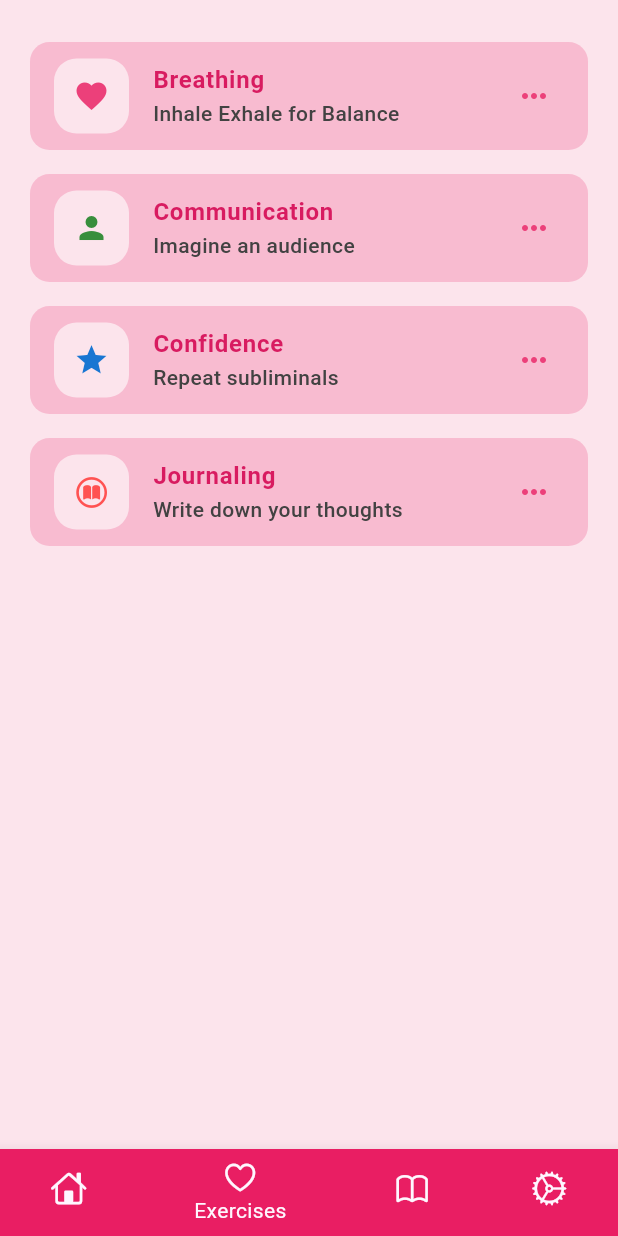
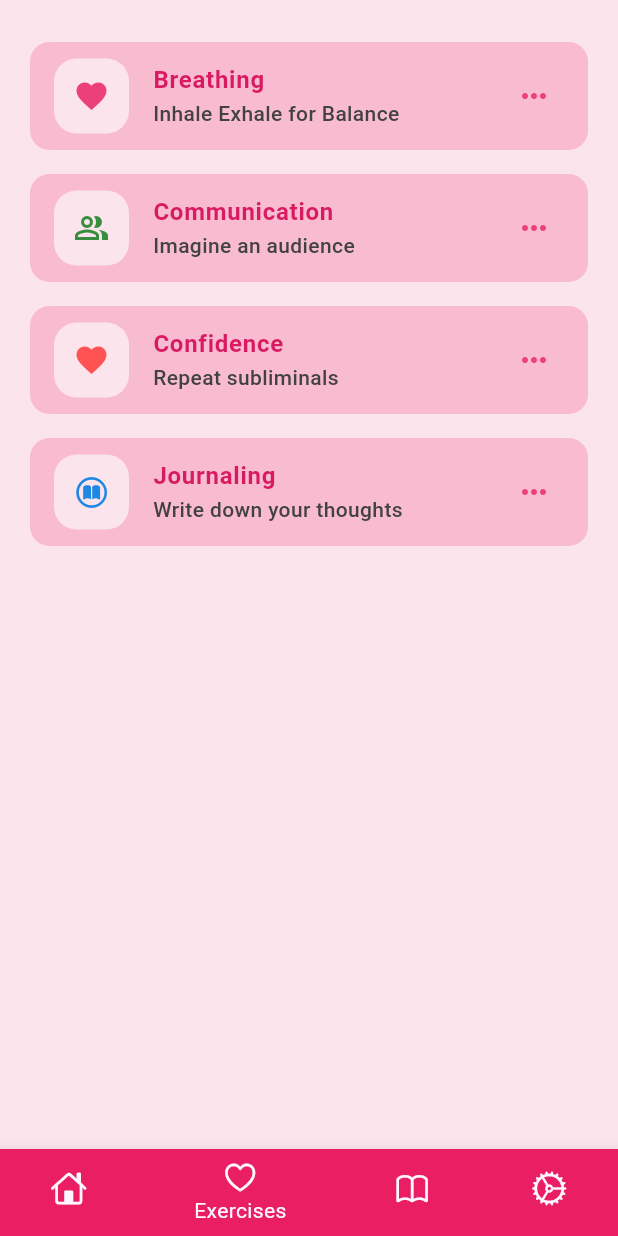
Before and after one commit to DelliaDeon/mental_health, a Flutter app: the screen it shows after launch, item 2 of the bottom bar chosen, on a phone screen of 412 x 824 dp. Run offline on Flutter 3.47's test engine with Material 3 defaults, Android fonts, the phone set to English and light mode, and no system bars; our stand-ins replace persistent_bottom_nav_bar.

Commit message:
Optimizing exercise page

```diff
--- a/lib/database/exercise_values.dart
+++ b/lib/database/exercise_values.dart
@@ -1,4 +1,4 @@
-import 'package:dribble_ui/database/exercises.dart';
+/*import 'package:dribble_ui/database/exercises.dart';
 import 'package:flutter/cupertino.dart';
 import 'package:flutter/material.dart';
 
@@ -30,4 +30,4 @@ List<ExerciseSum> exerciseValues = [
     subtitle: 'Write down your thoughts',
     color: Colors.redAccent,
   ),
-];
+];*/
--- a/lib/pages/exercises_page.dart
+++ b/lib/pages/exercises_page.dart
@@ -1,5 +1,6 @@
 import 'package:dribble_ui/database/exercise_details.dart';
 import 'package:dribble_ui/database/exercise_values.dart';
+import 'package:dribble_ui/pages/exercise_page.dart';
 import 'package:flutter/material.dart';
 
 import '../utils/list_tile.dart';
@@ -17,61 +18,33 @@ class ExercisesPage extends StatefulWidget {
 }
 
 class _ExercisesPageState extends State<ExercisesPage> {
-  List exercise = exerciseValues;
   List exercises = exerciseList;
 
   @override
   Widget build(BuildContext context) {
     return Scaffold(
         backgroundColor: Colors.pink[50],
-        body: SafeArea(
-          child: Padding(
+        body: Padding(
             padding: const EdgeInsets.all(20.0),
             child: ListView.builder(
-              itemCount: exercise.length,
+              itemCount: exercises.length,
               itemBuilder: (context, index) {
                 return MyListTile(
-                  color: exercise[index].color,
-                  icon: exercise[index].icon,
+                  onTap: (){
+                    Navigator.push(
+                      context, MaterialPageRoute(
+                        builder: (context) => ExercisePage(exercise: exercises[index],),
+                      ),
+                    );
+                  },
+                  color: exercises[index].color,
+                  icon: exercises[index].icon,
                   title: exercises[index].title,
                   subtitle: exercises[index].subtitle,
                 );
               }
             ),
-
-            /*ListView(
-              children: [
-                MyListTile(
-                  icon: Icons.favorite,
-                  title: 'Breathing Exercise',
-                  subtitle: 'Do for 4 minutes',
-                  color: Colors.pink[400],
-                ),
-
-                MyListTile(
-                  icon: Icons.person,
-                  title: 'Communication Practice',
-                  color: Colors.green[700],
-                  subtitle: 'Improve communication skills',
-                ),
-
-                MyListTile(
-                  color: Colors.blue[700],
-                  icon: Icons.star,
-                  title: 'Confidence Improvement',
-                  subtitle: 'Subliminals for 10 minutes',
-                ),
-
-                MyListTile(
-                  color: Colors.redAccent,
-                  icon: Icons.monitor_heart_outlined,
-                  title: 'Journalling',
-                  subtitle: 'Write down your thoughts',
-                ),
-              ],
-            ),*/
           ),
-        ),
     );
   }
 }
--- a/lib/pages/journal_page.dart
+++ b/lib/pages/journal_page.dart
@@ -10,6 +10,8 @@ class JournalPage extends StatefulWidget {
 class _JournalPageState extends State<JournalPage> {
   @override
   Widget build(BuildContext context) {
-    return const Placeholder();
+    return Scaffold(
+      backgroundColor: Colors.pink[200],
+    );
   }
 }
--- a/lib/utils/list_tile.dart
+++ b/lib/utils/list_tile.dart
@@ -5,6 +5,7 @@ class MyListTile extends StatelessWidget {
   final String title;
   final String subtitle;
   final color;
+  final Function()? onTap;
 
   const MyListTile({
     super.key,
@@ -12,6 +13,7 @@ class MyListTile extends StatelessWidget {
     required this.icon,
     required this.title,
     required this.subtitle,
+    required this.onTap,
   });
 
   @override
@@ -24,6 +26,8 @@ class MyListTile extends StatelessWidget {
           borderRadius: BorderRadius.circular(13)
         ),
         child: ListTile(
+          // ontap function
+          onTap: onTap,
           // icon
           leading: Container(
             decoration: BoxDecoration(
```
Also changed, not shown: lib/pages/exercise_page.dart (+86 -5 lines), lib/pages/home_page.dart (+6 -3 lines), lib/pages/settings_page.dart (+10 -1 lines), lib/utils/custom_nav_bar.dart (+30 -5 lines).
